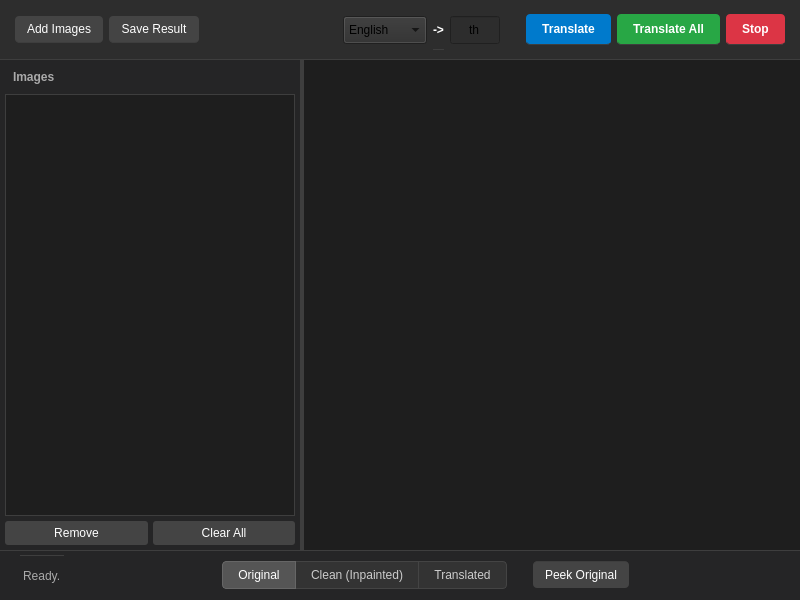
Old version of the form src/ui/imagetranslationwidget.ui in the repository kimgamerTV/NST-Ghost.
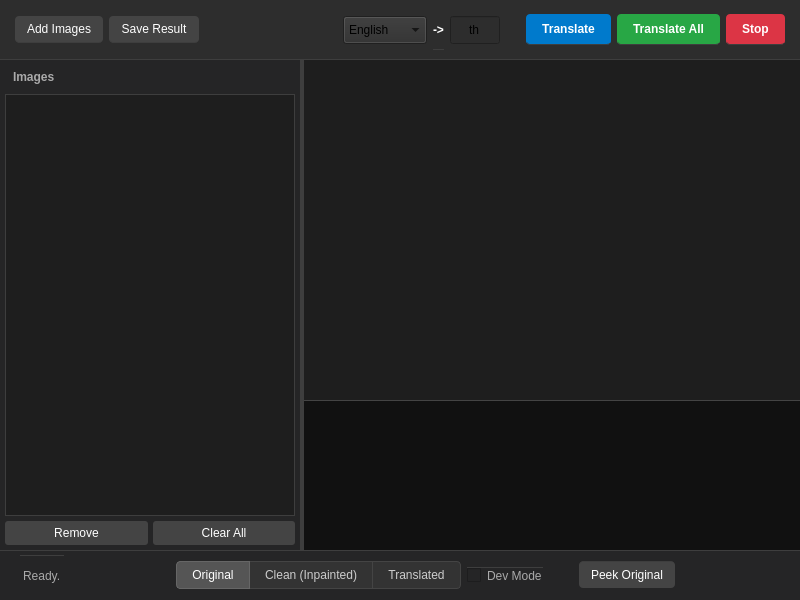
New version of the form. Icons and pictures are not drawn.

Patch:
```diff
--- a/src/ui/imagetranslationwidget.ui
+++ b/src/ui/imagetranslationwidget.ui
@@ -328,6 +328,25 @@
          </property>
         </widget>
        </item>
+       <item>
+        <widget class="QTextEdit" name="m_logConsole">
+         <property name="visible">
+          <bool>false</bool>
+         </property>
+         <property name="maximumSize">
+          <size>
+           <width>16777215</width>
+           <height>150</height>
+          </size>
+         </property>
+         <property name="readOnly">
+          <bool>true</bool>
+         </property>
+         <property name="styleSheet">
+          <string notr="true">background-color: #111; color: #00FF00; border-top: 1px solid #444; font-family: Monospace;</string>
+         </property>
+        </widget>
+       </item>
       </layout>
      </widget>
     </widget>
@@ -434,6 +453,16 @@
         </item>
        </layout>
       </item>
+       <item>
+        <widget class="QCheckBox" name="m_chkDevMode">
+         <property name="text">
+          <string>Dev Mode</string>
+         </property>
+         <property name="styleSheet">
+          <string notr="true">color: #AAAAAA; margin-right: 10px;</string>
+         </property>
+        </widget>
+       </item>
       <item>
        <widget class="QPushButton" name="m_btnPeekOriginal">
         <property name="text">
```
Lines whose indentation alone changed are shown as unchanged.
